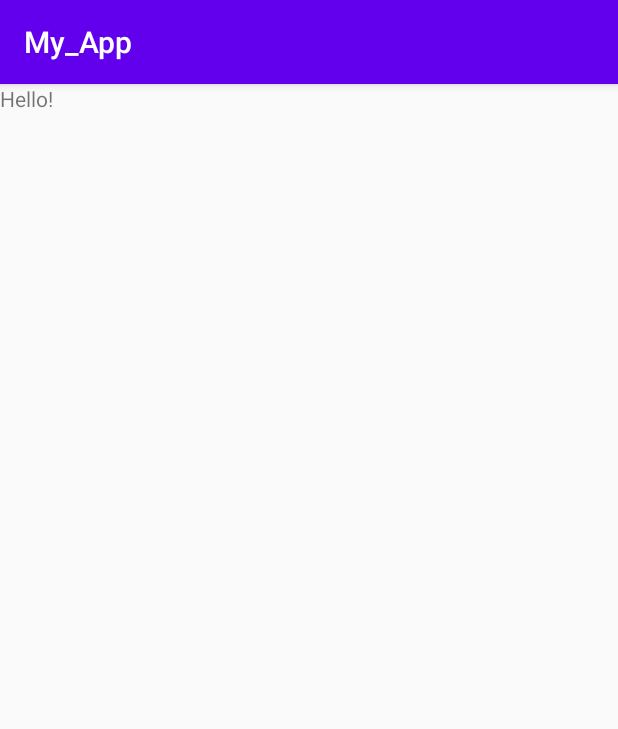
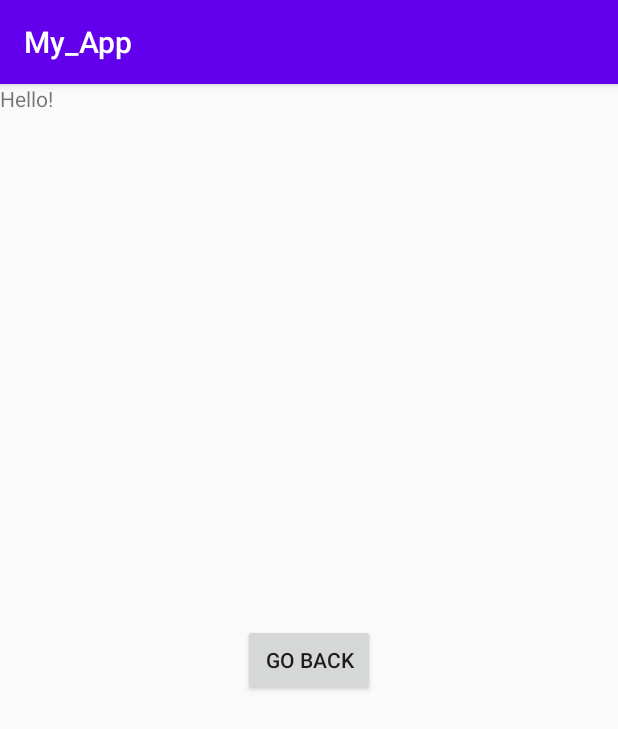
Before and after one commit to a19anjst/My_App, an Android app: the SecondActivity screen opened directly, with no data from a screen before it, on a phone screen of 412 x 824 dp. Shown: the top 729 px of the screen. Run offline under Robolectric (Android 15) with nearby library versions, the phone set to English and light mode, and no system bars.

Commit message:
La till en knapp

```diff
--- a/app/src/main/java/com/example/my_app/SecondActivity.java
+++ b/app/src/main/java/com/example/my_app/SecondActivity.java
@@ -3,6 +3,8 @@ package com.example.my_app;
 import androidx.appcompat.app.AppCompatActivity;
 
 import android.os.Bundle;
+import android.view.View;
+import android.widget.Button;
 
 public class SecondActivity extends AppCompatActivity {
 
@@ -10,5 +12,12 @@ public class SecondActivity extends AppCompatActivity {
     protected void onCreate(Bundle savedInstanceState) {
         super.onCreate(savedInstanceState);
         setContentView(R.layout.activity_second);
+        Button close = findViewById(R.id.go_back);
+        close.setOnClickListener(new View.OnClickListener() {
+            @Override
+            public void onClick(View view) {
+                finish();
+            }
+        });
     }
 }
--- a/app/src/main/res/layout/activity_second.xml
+++ b/app/src/main/res/layout/activity_second.xml
@@ -11,4 +11,14 @@
         android:layout_height="match_parent"
         android:id="@+id/godtext"
         android:text="Hello!"/>
+
+    <Button
+        android:id="@+id/go_back"
+        android:layout_width="wrap_content"
+        android:layout_height="wrap_content"
+        android:text="Go back"
+        app:layout_constraintBottom_toBottomOf="parent"
+        app:layout_constraintLeft_toLeftOf="parent"
+        app:layout_constraintRight_toRightOf="parent"
+        app:layout_constraintTop_toTopOf="parent"/>
 </androidx.constraintlayout.widget.ConstraintLayout>
```
